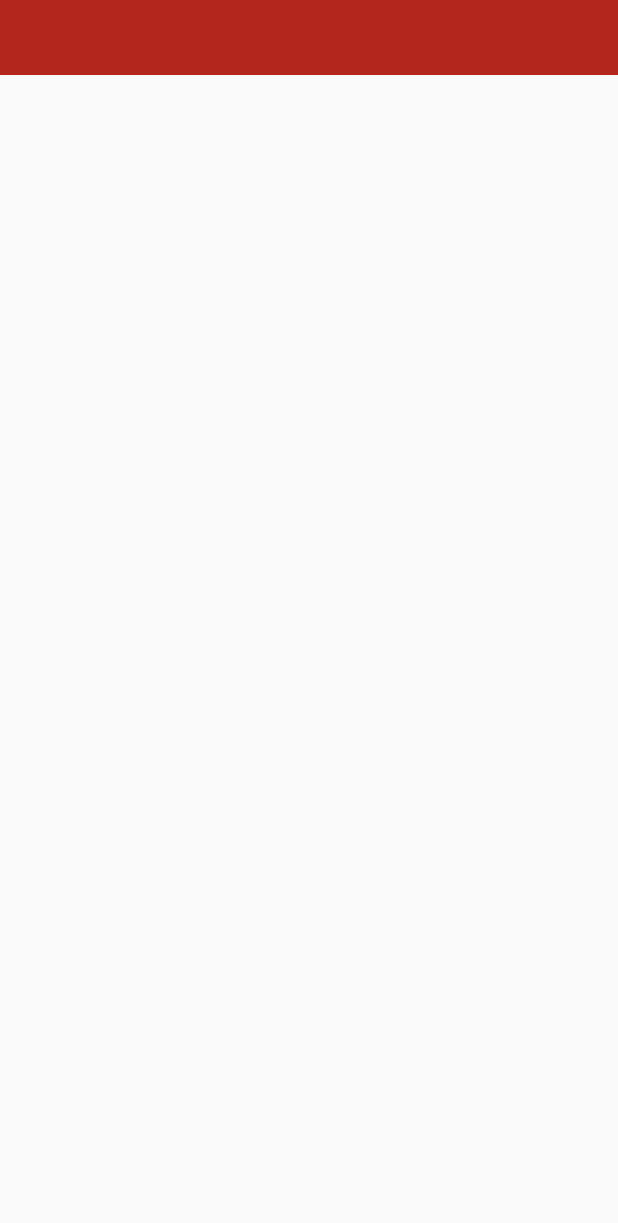
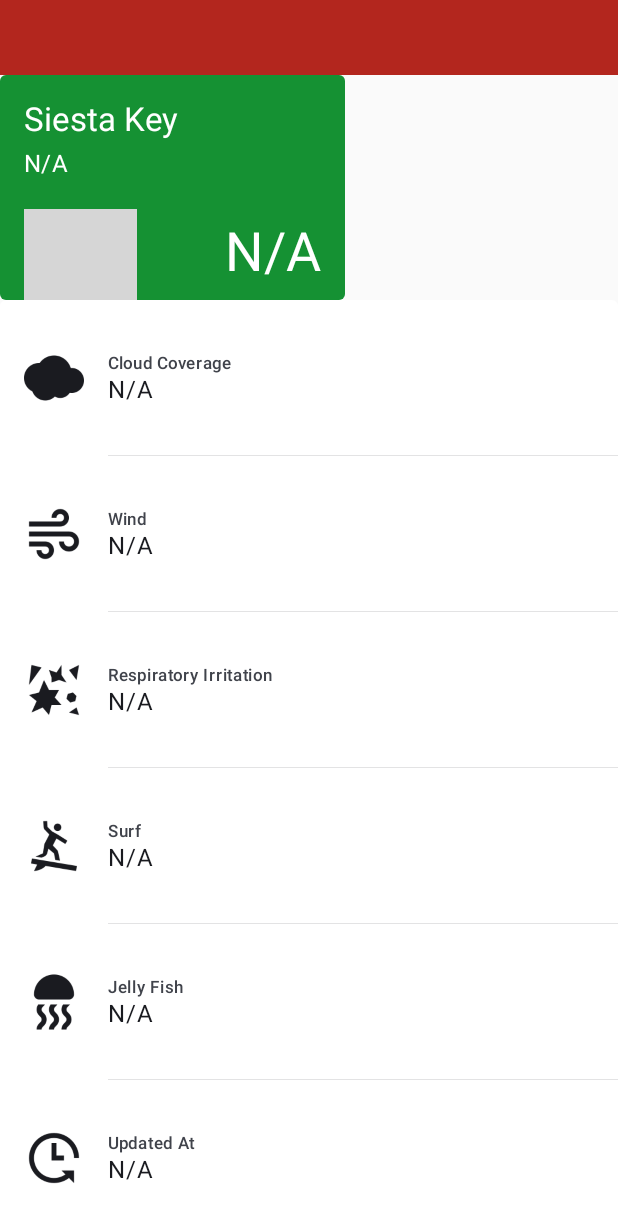
Before and after one commit to akm0012/BeachBuddy_Android_3, an Android app built with Jetpack Compose: the screen it shows after launch (MainActivity), on a phone screen of 412 x 824 dp. Shown: the top 1223 px of the screen. Run offline under Robolectric (Android 15) with nearby library versions, the light colour scheme and no system bars; our stand-ins replace Dagger/Hilt's generated code, Room's generated code, Timber; network calls fail; pictures from the network do not load; grey boxes are pictures that could not be loaded.

Commit message:
Cleaned up some Flow logic and added empty state handling

```diff
--- a/app/src/main/java/com/andrew/beachbuddy/ui/screens/DashboardScreen.kt
+++ b/app/src/main/java/com/andrew/beachbuddy/ui/screens/DashboardScreen.kt
@@ -15,6 +15,7 @@ import com.andrew.beachbuddy.ui.sampleWeatherDM
 import com.andrew.beachbuddy.ui.specific.beachconditions.BeachConditionComposable
 import com.andrew.beachbuddy.ui.specific.currentweather.CurrentWeatherComposable
 import com.andrew.beachbuddy.ui.theme.BeachBuddyTheme
+import com.andrew.beachbuddy.ui.viewmodels.DashboardUiState
 import com.andrew.beachbuddy.ui.viewmodels.DashboardViewModel
 
 @Composable
@@ -23,30 +24,28 @@ fun DashboardScreen(
     dashboardViewModel: DashboardViewModel = hiltViewModel()
 ) {
 
-    val uiState by dashboardViewModel.weatherDomainModel.collectAsStateWithLifecycle()
+    val uiState by dashboardViewModel.dashboardUiState.collectAsStateWithLifecycle()
 
-    if (uiState != null) {
-        DashboardScreen(currentWeather = uiState!!)
-    }
+    DashboardScreen(dashboardUiState = uiState)
 }
 
 @Composable
 fun DashboardScreen(
     modifier: Modifier = Modifier,
-    currentWeather: WeatherDM
+    dashboardUiState: DashboardUiState,
 ) {
 
     Column {
 
         CurrentWeatherComposable(
-            currentWeather = currentWeather,
+            currentWeather = dashboardUiState.weatherDM,
             modifier = Modifier
                 .width(230.dp)
                 .height(150.dp)
         )
 
         BeachConditionComposable(
-            weatherDM = currentWeather
+            weatherDM = dashboardUiState.weatherDM
         )
 
     }
@@ -56,6 +55,6 @@ fun DashboardScreen(
 @Composable
 private fun DashboardPreview() {
     BeachBuddyTheme {
-        DashboardScreen(currentWeather = sampleWeatherDM)
+        DashboardScreen(dashboardUiState = DashboardUiState(weatherDM = sampleWeatherDM))
     }
 }
--- a/app/src/main/java/com/andrew/beachbuddy/ui/specific/beachconditions/BeachConditionUiState.kt
+++ b/app/src/main/java/com/andrew/beachbuddy/ui/specific/beachconditions/BeachConditionUiState.kt
@@ -14,12 +14,12 @@ import java.util.Locale
 
 
 class BeachConditionUiState(
-    private val itemType: BeachConditionItemType,
-    weatherDM: WeatherDM,
+    itemType: BeachConditionItemType,
+    weatherDM: WeatherDM?,
 ) {
 
-    private val weatherInfo = weatherDM.currentWeather
-    private val beachConditions = weatherDM.beachConditions
+    private val weatherInfo = weatherDM?.currentWeather
+    private val beachConditions = weatherDM?.beachConditions
 
     @DrawableRes
     val iconDrawable = when (itemType) {
@@ -43,22 +43,30 @@ class BeachConditionUiState(
     val content = when (itemType) {
 
         CLOUD_COVERAGE_PERCENT -> {
-            "${weatherInfo.cloudPercent}%"
+            if (weatherInfo == null) {
+                "N/A"
+            } else {
+                "${weatherInfo.cloudPercent}%"
+            }
         }
 
         WIND -> {
-            "${weatherInfo.windSpeed.toInt()} mph ${weatherInfo.windDeg}°"
+            if (weatherInfo == null) {
+                "N/A"
+            } else {
+                "${weatherInfo.windSpeed.toInt()} mph ${weatherInfo.windDeg}°"
+            }
         }
 
-        RESPIRATORY_IRRITATION -> beachConditions.respiratoryIrritation.capitalizeWords()
+        RESPIRATORY_IRRITATION -> beachConditions?.respiratoryIrritation?.capitalizeWords()
             ?: "N/A"
 
         SURF -> {
 
-            val surfOverview = beachConditions.surfCondition.capitalizeWords()
+            val surfOverview = beachConditions?.surfCondition?.capitalizeWords()
                 ?: "N/A"
 
-            var surfHeight = beachConditions.surfHeight.capitalizeWords()
+            var surfHeight = beachConditions?.surfHeight?.capitalizeWords()
                 ?: ""
 
             if (!TextUtils.isEmpty(surfHeight)) {
@@ -68,11 +76,11 @@ class BeachConditionUiState(
             "$surfOverview $surfHeight".trim()
         }
 
-        JELLY_FISH -> beachConditions.jellyFish.capitalizeWords()
+        JELLY_FISH -> beachConditions?.jellyFish?.capitalizeWords()
             ?: "N/A"
 
         TIME_UPDATED -> {
-            beachConditions.timeUpdated.toFormattedTime()
+            beachConditions?.timeUpdated?.toFormattedTime() ?: "N/A"
         }
     }
 
--- a/app/src/main/java/com/andrew/beachbuddy/ui/specific/currentweather/CurrentWeatherUiState.kt
+++ b/app/src/main/java/com/andrew/beachbuddy/ui/specific/currentweather/CurrentWeatherUiState.kt
@@ -9,17 +9,17 @@ import kotlin.math.roundToInt
 
 
 class CurrentWeatherUiState(
-    weather: WeatherDM,
+    weather: WeatherDM?,
 ) {
 
-    private val currentWeather = weather.currentWeather
-    private val beachConditions = weather.beachConditions
-    private val locality = weather.locality
+    private val currentWeather = weather?.currentWeather
+    private val beachConditions = weather?.beachConditions
+    private val locality = weather?.locality
 
     fun getCityName(): String {
 
         // Special case, if Beach is Closed
-        if (beachConditions.flagColor == FlagColor.DOUBLE_RED) {
+        if (beachConditions?.flagColor == FlagColor.DOUBLE_RED) {
             return "BEACH CLOSED!"
         }
 
@@ -27,22 +27,30 @@ class CurrentWeatherUiState(
     }
 
     fun getWeatherDescription(): String {
-        return currentWeather.mainDescription
+        return currentWeather?.mainDescription ?: "N/A"
     }
 
     fun getIconUrl(): String {
-        return "https://openweathermap.org/img/wn/${currentWeather.iconTemplate}@2x.png"
+        return if (currentWeather == null) {
+            ""
+        } else {
+            "https://openweathermap.org/img/wn/${currentWeather.iconTemplate}@2x.png"
+        }
     }
 
     fun getFeelsLikeTemp(): String {
-        return "${currentWeather.feelsLikeTemp.roundToInt()}°"
+        return if (currentWeather == null) {
+            "N/A"
+        } else {
+            "${currentWeather.feelsLikeTemp.roundToInt()}°"
+        }
     }
 
     @ColorRes
     fun getCardBackgroundColor(): Int {
 
-        return when (beachConditions.flagColor) {
-            FlagColor.GREEN -> R.color.flag_green
+        return when (beachConditions?.flagColor) {
+            FlagColor.GREEN, null -> R.color.flag_green
             FlagColor.YELLOW -> R.color.flag_yellow
             FlagColor.PURPLE -> R.color.flag_purple
             FlagColor.RED, FlagColor.DOUBLE_RED -> R.color.flag_red
@@ -52,8 +60,8 @@ class CurrentWeatherUiState(
 
     @ColorRes
     fun getTextColor(): Int {
-        return when (beachConditions.flagColor) {
-            FlagColor.GREEN -> R.color.white
+        return when (beachConditions?.flagColor) {
+            FlagColor.GREEN, null -> R.color.white
             FlagColor.YELLOW -> R.color.dark_gray
             FlagColor.PURPLE -> R.color.white
             FlagColor.RED, FlagColor.DOUBLE_RED -> R.color.white
@@ -63,8 +71,8 @@ class CurrentWeatherUiState(
 
     @ColorRes
     fun getSecondaryTextColor(): Int {
-        return when (beachConditions.flagColor) {
-            FlagColor.GREEN -> R.color.white
+        return when (beachConditions?.flagColor) {
+            FlagColor.GREEN, null -> R.color.white
             FlagColor.YELLOW -> R.color.dark_gray
             FlagColor.PURPLE -> R.color.white
             FlagColor.RED, FlagColor.DOUBLE_RED -> R.color.white
--- a/app/src/main/java/com/andrew/beachbuddy/ui/viewmodels/DashboardViewModel.kt
+++ b/app/src/main/java/com/andrew/beachbuddy/ui/viewmodels/DashboardViewModel.kt
@@ -1,32 +1,74 @@
 package com.andrew.beachbuddy.ui.viewmodels
 
-import androidx.lifecycle.LiveData
 import androidx.lifecycle.ViewModel
 import androidx.lifecycle.viewModelScope
+import com.andrew.beachbuddy.database.model.HourlyWeatherInfo
 import com.andrew.beachbuddy.repository.DashboardRepository
 import com.andrew.beachbuddy.ui.domainmodels.WeatherDM
 import dagger.hilt.android.lifecycle.HiltViewModel
+import kotlinx.coroutines.flow.MutableStateFlow
 import kotlinx.coroutines.flow.SharingStarted
 import kotlinx.coroutines.flow.StateFlow
+import kotlinx.coroutines.flow.asStateFlow
+import kotlinx.coroutines.flow.combine
 import kotlinx.coroutines.flow.onStart
 import kotlinx.coroutines.flow.stateIn
+import kotlinx.coroutines.launch
 import javax.inject.Inject
+
+
+data class DashboardUiState(
+    val weatherDM: WeatherDM? = null,
+    val hourlyWeather: List<HourlyWeatherInfo>? = null,
+)
+
 
 @HiltViewModel
 class DashboardViewModel @Inject constructor(
     private val dashboardRepository: DashboardRepository,
 ) : ViewModel() {
 
+    @Deprecated("This is the old way I was doing this. Now it all happens in the init")
     val weatherDomainModel: StateFlow<WeatherDM?> =
         dashboardRepository.weatherDomainModelFlow
             .onStart {
                 // todo: move this to a better spot as this updated all the things, not just this
-                dashboardRepository.refreshDashboard()
+//                dashboardRepository.refreshDashboard()
             }
             .stateIn(
-            scope = viewModelScope,
-            started = SharingStarted.WhileSubscribed(5000),
-            initialValue = null
-        )
+                scope = viewModelScope,
+                started = SharingStarted.WhileSubscribed(5000),
+                initialValue = null
+            )
 
+
+    private val _dashboardUiState = MutableStateFlow(DashboardUiState())
+    val dashboardUiState = _dashboardUiState.asStateFlow()
+
+    init {
+        viewModelScope.launch {
+            combine(
+                dashboardRepository.weatherDomainModelFlow,
+                dashboardRepository.hourlyWeatherFlow
+            ) { weatherDM, hourlyWeather ->
+                // Create a new DashboardUiState with the latest data
+                DashboardUiState(
+                    weatherDM = weatherDM,
+                    hourlyWeather = hourlyWeather
+                )
+            }
+                .stateIn(
+                    scope = viewModelScope,
+                    started = SharingStarted.WhileSubscribed(5000),
+                    initialValue = _dashboardUiState.value
+                )
+                .collect { newState ->
+                    _dashboardUiState.value = newState
+                }
+        }
+
+        viewModelScope.launch {
+            dashboardRepository.refreshDashboard()
+        }
+    }
 }
```
Also changed, not shown: app/src/main/java/com/andrew/beachbuddy/ui/specific/beachconditions/BeachConditions.kt (+9 -1 lines), app/src/main/java/com/andrew/beachbuddy/ui/specific/currentweather/CurrentWeather.kt (+13 -1 lines), app/src/main/java/com/andrew/beachbuddy/ui/specific/weatherforcast/WeatherForecastCarousel.kt (added, +15 -0 lines), app/src/main/java/com/andrew/beachbuddy/ui/specific/weatherforcast/WeatherForecastCell.kt (+7 -1 lines).
